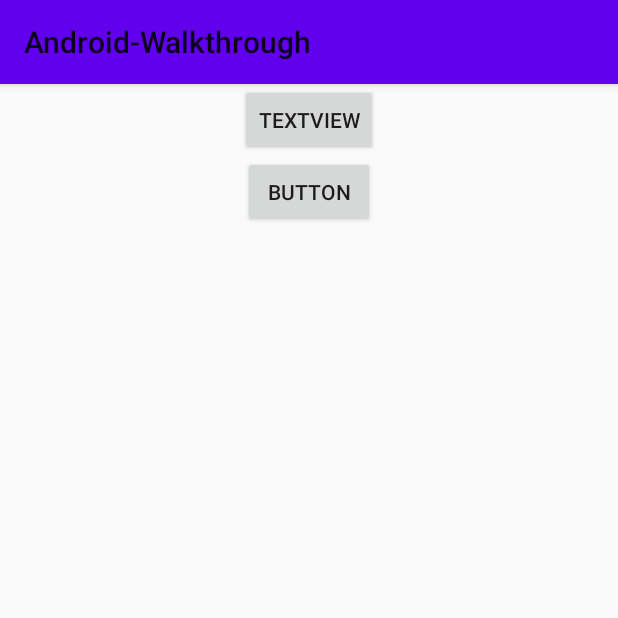
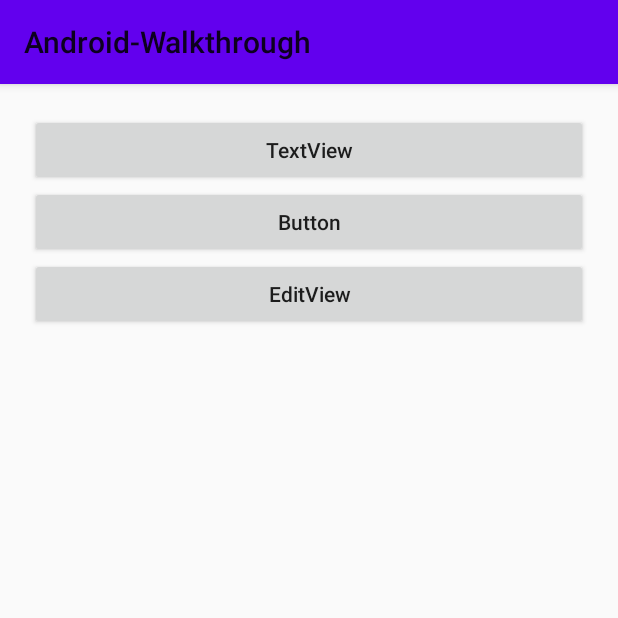
Before and after one commit to Wriprin/Android-Walkthrough, an Android app: the screen it shows after launch (MainActivity), on a phone screen of 412 x 824 dp, the top half of it. Run offline under Robolectric (Android 15) with nearby library versions, the phone set to English and light mode, and no system bars.

Commit message:
EditText + Simple Login View

```diff
--- a/app/src/main/AndroidManifest.xml
+++ b/app/src/main/AndroidManifest.xml
@@ -9,6 +9,9 @@
             android:roundIcon="@mipmap/ic_launcher_round"
             android:supportsRtl="true"
             android:theme="@style/Theme.AndroidWalkthrough">
+        <activity
+                android:name=".EditTextActivity"
+                android:exported="true" />
         <activity
                 android:name=".ButtonActivity"
                 android:exported="true" />
--- a/app/src/main/java/cc/cnix/android_walkthrough/MainActivity.java
+++ b/app/src/main/java/cc/cnix/android_walkthrough/MainActivity.java
@@ -12,6 +12,7 @@ public class MainActivity extends AppCompatActivity {
     // 声明对象
     private Button mBtnTextView;
     private Button mBtnButton;
+    private Button mBtnEditText;
 
     @Override
     protected void onCreate(Bundle savedInstanceState) {
@@ -41,5 +42,16 @@ public class MainActivity extends AppCompatActivity {
                 startActivity(intent);
             }
         });
+
+        mBtnEditText = findViewById(R.id.btn_03);
+        // btn_03 点击事件
+        mBtnEditText.setOnClickListener(new View.OnClickListener() {
+            @Override
+            public void onClick(View view) {
+                // 跳转至 EditText 界面
+                Intent intent = new Intent(MainActivity.this, EditTextActivity.class);
+                startActivity(intent);
+            }
+        });
     }
 }
--- a/app/src/main/res/layout/activity_main.xml
+++ b/app/src/main/res/layout/activity_main.xml
@@ -5,21 +5,31 @@
         android:id="@+id/ll_00"
         android:layout_width="match_parent"
         android:layout_height="match_parent"
+        android:padding="20dp"
         tools:context=".MainActivity"
         android:orientation="vertical">
 
     <Button
             android:id="@+id/btn_01"
-            android:layout_width="wrap_content"
+            android:layout_width="match_parent"
             android:layout_height="wrap_content"
+            android:textAllCaps="false"
             android:text="@string/textview"
             android:layout_gravity="center" />
 
     <Button
             android:id="@+id/btn_02"
-            android:layout_width="wrap_content"
+            android:layout_width="match_parent"
             android:layout_height="wrap_content"
+            android:textAllCaps="false"
             android:text="@string/button"
             android:layout_gravity="center"/>
 
+    <Button
+            android:id="@+id/btn_03"
+            android:layout_width="match_parent"
+            android:layout_height="wrap_content"
+            android:textAllCaps="false"
+            android:text="@string/editview"
+            android:layout_gravity="center"/>
 </LinearLayout>
--- a/app/src/main/res/values/strings.xml
+++ b/app/src/main/res/values/strings.xml
@@ -2,4 +2,5 @@
     <string name="app_name">Android-Walkthrough</string>
     <string name="textview">TextView</string>
     <string name="button">Button</string>
+    <string name="editview">EditView</string>
 </resources>
```
Also changed, not shown: app/src/main/java/cc/cnix/android_walkthrough/EditTextActivity.java (added, +53 -0 lines), app/src/main/res/drawable/bg_username.xml (added, +11 -0 lines), app/src/main/res/layout/activity_edit_text.xml (added, +49 -0 lines), app/src/main/res/drawable-hdpi/icon_password.png (added), app/src/main/res/drawable-hdpi/icon_user.png (added).
